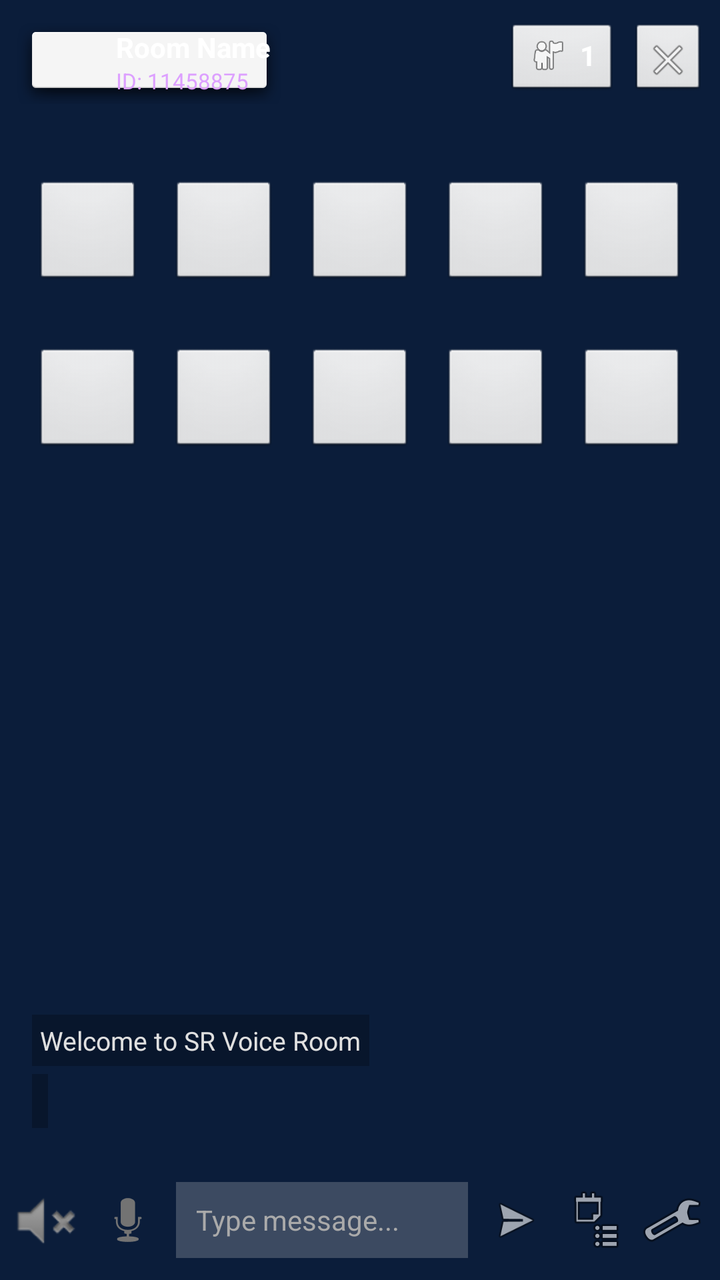
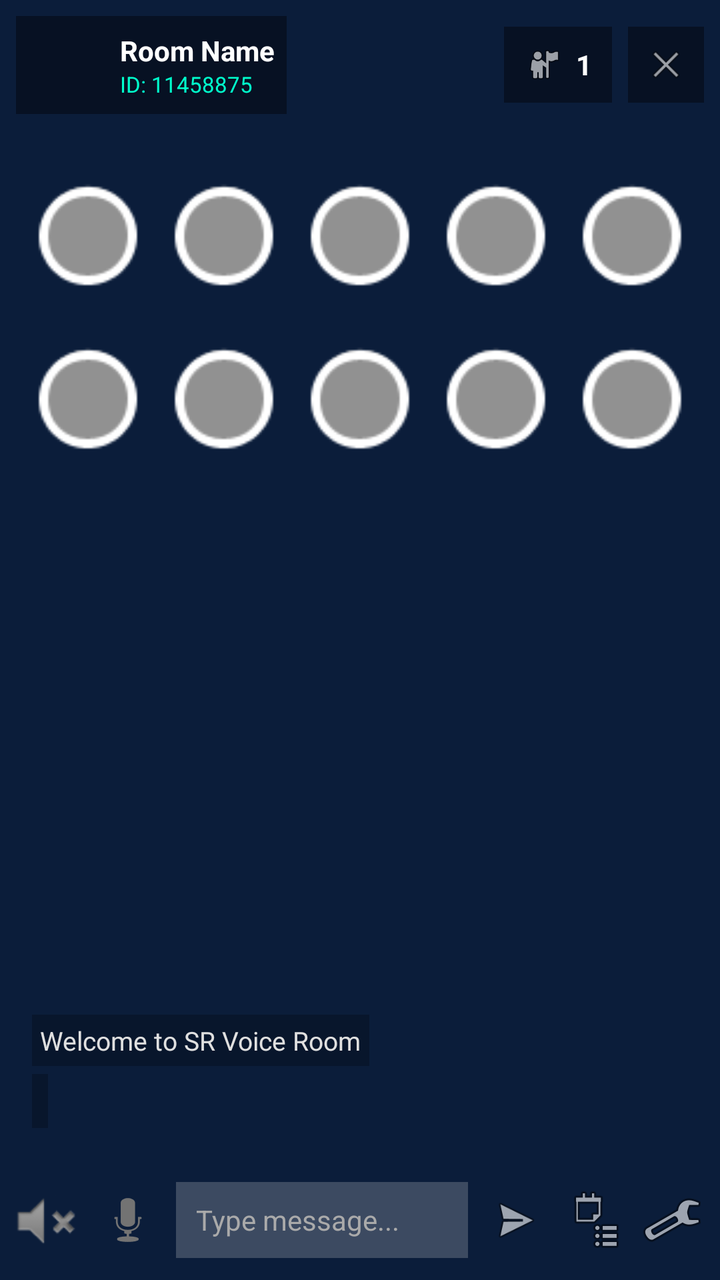

An Android layout rendered at two revisions. The XML below is the earlier revision; the diff shows what the commit changed to produce the second picture.
<!-- AndroidManifest.xml: application theme Theme.AppCompat.DayNight.NoActionBar -->
<!-- res/layout/activity_voice_room.xml -->
<?xml version="1.0" encoding="utf-8"?>
<RelativeLayout xmlns:android="http://schemas.android.com/apk/res/android"
    android:id="@+id/rootLayout"
    android:layout_width="match_parent"
    android:layout_height="match_parent"
    android:background="#0B1D3A">

    
    <RelativeLayout
        android:id="@+id/topHeader"
        android:layout_width="match_parent"
        android:layout_height="60dp"
        android:padding="8dp">

        <LinearLayout
            android:id="@+id/headerProfileLayout"
            android:layout_width="wrap_content"
            android:layout_height="wrap_content"
            android:layout_alignParentStart="true"
            android:layout_centerVertical="true"
            android:background="@android:drawable/dialog_holo_light_frame"
            android:clickable="true"
            android:focusable="true"
            android:gravity="center_vertical"
            android:orientation="horizontal"
            android:padding="6dp">

            <ImageView
                android:id="@+id/ivHeaderProfile"
                android:layout_width="36dp"
                android:layout_height="36dp"
                android:src="@android:drawable/sym_def_app_icon" />

            <LinearLayout
                android:layout_width="wrap_content"
                android:layout_height="wrap_content"
                android:layout_marginStart="8dp"
                android:orientation="vertical">

                <TextView
                    android:id="@+id/tvRoomName"
                    android:layout_width="wrap_content"
                    android:layout_height="wrap_content"
                    android:text="Room Name"
                    android:textColor="#FFFFFF"
                    android:textSize="14sp"
                    android:textStyle="bold" />

                <TextView
                    android:id="@+id/tvRoomIds"
                    android:layout_width="wrap_content"
                    android:layout_height="wrap_content"
                    android:text="ID: 11458875"
                    android:textColor="#DDA0FF"
                    android:textSize="11sp" />
            </LinearLayout>
        </LinearLayout>

        <LinearLayout
            android:layout_width="wrap_content"
            android:layout_height="wrap_content"
            android:layout_alignParentEnd="true"
            android:layout_centerVertical="true"
            android:orientation="horizontal">

            <LinearLayout
                android:id="@+id/ivOnlineMembers"
                android:layout_width="wrap_content"
                android:layout_height="36dp"
                android:background="@android:drawable/btn_default_small"
                android:clickable="true"
                android:focusable="true"
                android:gravity="center"
                android:paddingStart="10dp"
                android:paddingEnd="10dp">

                <ImageView
                    android:layout_width="20dp"
                    android:layout_height="20dp"
                    android:src="@android:drawable/ic_menu_myplaces" />

                <TextView
                    android:id="@+id/tvOnlineCount"
                    android:layout_width="wrap_content"
                    android:layout_height="wrap_content"
                    android:layout_marginStart="6dp"
                    android:text="1"
                    android:textColor="#FFFFFF"
                    android:textSize="14sp"
                    android:textStyle="bold" />
            </LinearLayout>

            <ImageView
                android:id="@+id/ivHomeSettings"
                android:layout_width="36dp"
                android:layout_height="36dp"
                android:layout_marginStart="8dp"
                android:background="@android:drawable/btn_default_small"
                android:clickable="true"
                android:focusable="true"
                android:padding="6dp"
                android:src="@android:drawable/ic_menu_close_clear_cancel" />
        </LinearLayout>
    </RelativeLayout>

    
    <LinearLayout
        android:id="@+id/seatsContainer"
        android:layout_width="match_parent"
        android:layout_height="wrap_content"
        android:layout_below="@id/topHeader"
        android:layout_marginTop="20dp"
        android:orientation="vertical"
        android:padding="10dp">

        
        <LinearLayout
            android:layout_width="match_parent"
            android:layout_height="wrap_content"
            android:gravity="center"
            android:orientation="horizontal">

            <LinearLayout android:layout_width="0dp" android:layout_height="wrap_content" android:layout_weight="1" android:gravity="center" android:orientation="vertical">
                <ImageView android:id="@+id/seat1" android:layout_width="54dp" android:layout_height="54dp" android:background="@android:drawable/btn_default" />
                <TextView android:id="@+id/tvName1" android:layout_width="wrap_content" android:layout_height="wrap_content" android:textColor="#FFFFFF" android:textSize="10sp" />
            </LinearLayout>

            <LinearLayout android:layout_width="0dp" android:layout_height="wrap_content" android:layout_weight="1" android:gravity="center" android:orientation="vertical">
                <ImageView android:id="@+id/seat2" android:layout_width="54dp" android:layout_height="54dp" android:background="@android:drawable/btn_default" />
                <TextView android:id="@+id/tvName2" android:layout_width="wrap_content" android:layout_height="wrap_content" android:textColor="#FFFFFF" android:textSize="10sp" />
            </LinearLayout>

            <LinearLayout android:layout_width="0dp" android:layout_height="wrap_content" android:layout_weight="1" android:gravity="center" android:orientation="vertical">
                <ImageView android:id="@+id/seat3" android:layout_width="54dp" android:layout_height="54dp" android:background="@android:drawable/btn_default" />
                <TextView android:id="@+id/tvName3" android:layout_width="wrap_content" android:layout_height="wrap_content" android:textColor="#FFFFFF" android:textSize="10sp" />
            </LinearLayout>

            <LinearLayout android:layout_width="0dp" android:layout_height="wrap_content" android:layout_weight="1" android:gravity="center" android:orientation="vertical">
                <ImageView android:id="@+id/seat4" android:layout_width="54dp" android:layout_height="54dp" android:background="@android:drawable/btn_default" />
                <TextView android:id="@+id/tvName4" android:layout_width="wrap_content" android:layout_height="wrap_content" android:textColor="#FFFFFF" android:textSize="10sp" />
            </LinearLayout>

            <LinearLayout android:layout_width="0dp" android:layout_height="wrap_content" android:layout_weight="1" android:gravity="center" android:orientation="vertical">
                <ImageView android:id="@+id/seat5" android:layout_width="54dp" android:layout_height="54dp" android:background="@android:drawable/btn_default" />
                <TextView android:id="@+id/tvName5" android:layout_width="wrap_content" android:layout_height="wrap_content" android:textColor="#FFFFFF" android:textSize="10sp" />
            </LinearLayout>
        </LinearLayout>

        
        <LinearLayout
            android:layout_width="match_parent"
            android:layout_height="wrap_content"
            android:layout_marginTop="16dp"
            android:gravity="center"
            android:orientation="horizontal">

            <LinearLayout android:layout_width="0dp" android:layout_height="wrap_content" android:layout_weight="1" android:gravity="center" android:orientation="vertical">
                <ImageView android:id="@+id/seat6" android:layout_width="54dp" android:layout_height="54dp" android:background="@android:drawable/btn_default" />
                <TextView android:id="@+id/tvName6" android:layout_width="wrap_content" android:layout_height="wrap_content" android:textColor="#FFFFFF" android:textSize="10sp" />
            </LinearLayout>

            <LinearLayout android:layout_width="0dp" android:layout_height="wrap_content" android:layout_weight="1" android:gravity="center" android:orientation="vertical">
                <ImageView android:id="@+id/seat7" android:layout_width="54dp" android:layout_height="54dp" android:background="@android:drawable/btn_default" />
                <TextView android:id="@+id/tvName7" android:layout_width="wrap_content" android:layout_height="wrap_content" android:textColor="#FFFFFF" android:textSize="10sp" />
            </LinearLayout>

            <LinearLayout android:layout_width="0dp" android:layout_height="wrap_content" android:layout_weight="1" android:gravity="center" android:orientation="vertical">
                <ImageView android:id="@+id/seat8" android:layout_width="54dp" android:layout_height="54dp" android:background="@android:drawable/btn_default" />
                <TextView android:id="@+id/tvName8" android:layout_width="wrap_content" android:layout_height="wrap_content" android:textColor="#FFFFFF" android:textSize="10sp" />
            </LinearLayout>

            <LinearLayout android:layout_width="0dp" android:layout_height="wrap_content" android:layout_weight="1" android:gravity="center" android:orientation="vertical">
                <ImageView android:id="@+id/seat9" android:layout_width="54dp" android:layout_height="54dp" android:background="@android:drawable/btn_default" />
                <TextView android:id="@+id/tvName9" android:layout_width="wrap_content" android:layout_height="wrap_content" android:textColor="#FFFFFF" android:textSize="10sp" />
            </LinearLayout>

            <LinearLayout android:layout_width="0dp" android:layout_height="wrap_content" android:layout_weight="1" android:gravity="center" android:orientation="vertical">
                <ImageView android:id="@+id/seat10" android:layout_width="54dp" android:layout_height="54dp" android:background="@android:drawable/btn_default" />
                <TextView android:id="@+id/tvName10" android:layout_width="wrap_content" android:layout_height="wrap_content" android:textColor="#FFFFFF" android:textSize="10sp" />
            </LinearLayout>
        </LinearLayout>
    </LinearLayout>

    
    <LinearLayout
        android:id="@+id/chatAreaLayout"
        android:layout_width="match_parent"
        android:layout_height="wrap_content"
        android:layout_above="@id/bottomBar"
        android:layout_below="@id/seatsContainer"
        android:gravity="bottom"
        android:orientation="vertical"
        android:padding="16dp">

        <TextView
            android:id="@+id/tvChat1"
            android:layout_width="wrap_content"
            android:layout_height="wrap_content"
            android:background="#40000000"
            android:padding="4dp"
            android:text="Welcome to SR Voice Room"
            android:textColor="#E0E0E0"
            android:textSize="13sp" />

        <TextView
            android:id="@+id/tvChat2"
            android:layout_width="wrap_content"
            android:layout_height="wrap_content"
            android:layout_marginTop="4dp"
            android:background="#40000000"
            android:padding="4dp"
            android:textColor="#00FFCC"
            android:textSize="14sp"
            android:textStyle="bold" />
    </LinearLayout>

    
    <LinearLayout
        android:id="@+id/bottomBar"
        android:layout_width="match_parent"
        android:layout_height="60dp"
        android:layout_alignParentBottom="true"
        android:gravity="center_vertical"
        android:orientation="horizontal"
        android:paddingStart="8dp"
        android:paddingEnd="8dp">

        <ImageView
            android:id="@+id/ivMute"
            android:layout_width="32dp"
            android:layout_height="32dp"
            android:src="@android:drawable/ic_lock_silent_mode" />

        <ImageView
            android:id="@+id/ivMic"
            android:layout_width="32dp"
            android:layout_height="32dp"
            android:layout_marginStart="8dp"
            android:src="@android:drawable/ic_btn_speak_now" />

        <EditText
            android:id="@+id/etChatInput"
            android:layout_width="0dp"
            android:layout_height="38dp"
            android:layout_marginStart="8dp"
            android:layout_weight="1"
            android:background="#33FFFFFF"
            android:hint="Type message..."
            android:paddingStart="10dp"
            android:paddingEnd="10dp"
            android:textColor="#FFFFFF"
            android:textColorHint="#AAAAAA"
            android:textSize="14sp" />

        <ImageView
            android:id="@+id/ivSendChat"
            android:layout_width="36dp"
            android:layout_height="36dp"
            android:layout_marginStart="6dp"
            android:padding="4dp"
            android:src="@android:drawable/ic_menu_send" />

        <ImageView
            android:id="@+id/ivGift"
            android:layout_width="32dp"
            android:layout_height="32dp"
            android:layout_marginStart="6dp"
            android:src="@android:drawable/ic_menu_agenda" />

        <ImageView
            android:id="@+id/ivGames"
            android:layout_width="32dp"
            android:layout_height="32dp"
            android:layout_marginStart="6dp"
            android:src="@android:drawable/ic_menu_manage" />
    </LinearLayout>

</RelativeLayout>
<!-- resources referenced by this layout -->
<resources>

</resources>

<!-- the commit's change to res/layout/activity_voice_room.xml (unified diff, before → after) -->
@@ -9,7 +9,7 @@
     <RelativeLayout
         android:id="@+id/topHeader"
         android:layout_width="match_parent"
-        android:layout_height="60dp"
+        android:layout_height="65dp"
         android:padding="8dp">
 
         <LinearLayout
@@ -18,7 +18,7 @@
             android:layout_height="wrap_content"
             android:layout_alignParentStart="true"
             android:layout_centerVertical="true"
-            android:background="@android:drawable/dialog_holo_light_frame"
+            android:background="#66000000"
             android:clickable="true"
             android:focusable="true"
             android:gravity="center_vertical"
@@ -27,8 +27,9 @@
 
             <ImageView
                 android:id="@+id/ivHeaderProfile"
-                android:layout_width="36dp"
-                android:layout_height="36dp"
+                android:layout_width="38dp"
+                android:layout_height="38dp"
+                android:scaleType="centerCrop"
                 android:src="@android:drawable/sym_def_app_icon" />
 
             <LinearLayout
@@ -51,7 +52,7 @@
                     android:layout_width="wrap_content"
                     android:layout_height="wrap_content"
                     android:text="ID: 11458875"
-                    android:textColor="#DDA0FF"
+                    android:textColor="#00FFCC"
                     android:textSize="11sp" />
             </LinearLayout>
         </LinearLayout>
@@ -66,8 +67,8 @@
             <LinearLayout
                 android:id="@+id/ivOnlineMembers"
                 android:layout_width="wrap_content"
-                android:layout_height="36dp"
-                android:background="@android:drawable/btn_default_small"
+                android:layout_height="38dp"
+                android:background="#66000000"
                 android:clickable="true"
                 android:focusable="true"
                 android:gravity="center"
@@ -92,13 +93,13 @@
 
             <ImageView
                 android:id="@+id/ivHomeSettings"
-                android:layout_width="36dp"
-                android:layout_height="36dp"
+                android:layout_width="38dp"
+                android:layout_height="38dp"
                 android:layout_marginStart="8dp"
-                android:background="@android:drawable/btn_default_small"
+                android:background="#66000000"
                 android:clickable="true"
                 android:focusable="true"
-                android:padding="6dp"
+                android:padding="8dp"
                 android:src="@android:drawable/ic_menu_close_clear_cancel" />
         </LinearLayout>
     </RelativeLayout>
@@ -109,7 +110,7 @@
         android:layout_width="match_parent"
         android:layout_height="wrap_content"
         android:layout_below="@id/topHeader"
-        android:layout_marginTop="20dp"
+        android:layout_marginTop="15dp"
         android:orientation="vertical"
         android:padding="10dp">
 
@@ -121,27 +122,27 @@
             android:orientation="horizontal">
 
             <LinearLayout android:layout_width="0dp" android:layout_height="wrap_content" android:layout_weight="1" android:gravity="center" android:orientation="vertical">
-                <ImageView android:id="@+id/seat1" android:layout_width="54dp" android:layout_height="54dp" android:background="@android:drawable/btn_default" />
+                <ImageView android:id="@+id/seat1" android:layout_width="56dp" android:layout_height="56dp" android:background="@android:drawable/presence_invisible" android:scaleType="centerCrop" />
                 <TextView android:id="@+id/tvName1" android:layout_width="wrap_content" android:layout_height="wrap_content" android:textColor="#FFFFFF" android:textSize="10sp" />
             </LinearLayout>
 
             <LinearLayout android:layout_width="0dp" android:layout_height="wrap_content" android:layout_weight="1" android:gravity="center" android:orientation="vertical">
-                <ImageView android:id="@+id/seat2" android:layout_width="54dp" android:layout_height="54dp" android:background="@android:drawable/btn_default" />
+                <ImageView android:id="@+id/seat2" android:layout_width="56dp" android:layout_height="56dp" android:background="@android:drawable/presence_invisible" android:scaleType="centerCrop" />
                 <TextView android:id="@+id/tvName2" android:layout_width="wrap_content" android:layout_height="wrap_content" android:textColor="#FFFFFF" android:textSize="10sp" />
             </LinearLayout>
 
             <LinearLayout android:layout_width="0dp" android:layout_height="wrap_content" android:layout_weight="1" android:gravity="center" android:orientation="vertical">
-                <ImageView android:id="@+id/seat3" android:layout_width="54dp" android:layout_height="54dp" android:background="@android:drawable/btn_default" />
+                <ImageView android:id="@+id/seat3" android:layout_width="56dp" android:layout_height="56dp" android:background="@android:drawable/presence_invisible" android:scaleType="centerCrop" />
                 <TextView android:id="@+id/tvName3" android:layout_width="wrap_content" android:layout_height="wrap_content" android:textColor="#FFFFFF" android:textSize="10sp" />
             </LinearLayout>
 
             <LinearLayout android:layout_width="0dp" android:layout_height="wrap_content" android:layout_weight="1" android:gravity="center" android:orientation="vertical">
-                <ImageView android:id="@+id/seat4" android:layout_width="54dp" android:layout_height="54dp" android:background="@android:drawable/btn_default" />
+                <ImageView android:id="@+id/seat4" android:layout_width="56dp" android:layout_height="56dp" android:background="@android:drawable/presence_invisible" android:scaleType="centerCrop" />
                 <TextView android:id="@+id/tvName4" android:layout_width="wrap_content" android:layout_height="wrap_content" android:textColor="#FFFFFF" android:textSize="10sp" />
             </LinearLayout>
 
             <LinearLayout android:layout_width="0dp" android:layout_height="wrap_content" android:layout_weight="1" android:gravity="center" android:orientation="vertical">
-                <ImageView android:id="@+id/seat5" android:layout_width="54dp" android:layout_height="54dp" android:background="@android:drawable/btn_default" />
+                <ImageView android:id="@+id/seat5" android:layout_width="56dp" android:layout_height="56dp" android:background="@android:drawable/presence_invisible" android:scaleType="centerCrop" />
                 <TextView android:id="@+id/tvName5" android:layout_width="wrap_content" android:layout_height="wrap_content" android:textColor="#FFFFFF" android:textSize="10sp" />
             </LinearLayout>
         </LinearLayout>
@@ -150,32 +151,32 @@
         <LinearLayout
             android:layout_width="match_parent"
             android:layout_height="wrap_content"
-            android:layout_marginTop="16dp"
+            android:layout_marginTop="12dp"
             android:gravity="center"
             android:orientation="horizontal">
 
             <LinearLayout android:layout_width="0dp" android:layout_height="wrap_content" android:layout_weight="1" android:gravity="center" android:orientation="vertical">
-                <ImageView android:id="@+id/seat6" android:layout_width="54dp" android:layout_height="54dp" android:background="@android:drawable/btn_default" />
+                <ImageView android:id="@+id/seat6" android:layout_width="56dp" android:layout_height="56dp" android:background="@android:drawable/presence_invisible" android:scaleType="centerCrop" />
                 <TextView android:id="@+id/tvName6" android:layout_width="wrap_content" android:layout_height="wrap_content" android:textColor="#FFFFFF" android:textSize="10sp" />
             </LinearLayout>
 
             <LinearLayout android:layout_width="0dp" android:layout_height="wrap_content" android:layout_weight="1" android:gravity="center" android:orientation="vertical">
-                <ImageView android:id="@+id/seat7" android:layout_width="54dp" android:layout_height="54dp" android:background="@android:drawable/btn_default" />
+                <ImageView android:id="@+id/seat7" android:layout_width="56dp" android:layout_height="56dp" android:background="@android:drawable/presence_invisible" android:scaleType="centerCrop" />
                 <TextView android:id="@+id/tvName7" android:layout_width="wrap_content" android:layout_height="wrap_content" android:textColor="#FFFFFF" android:textSize="10sp" />
             </LinearLayout>
 
             <LinearLayout android:layout_width="0dp" android:layout_height="wrap_content" android:layout_weight="1" android:gravity="center" android:orientation="vertical">
-                <ImageView android:id="@+id/seat8" android:layout_width="54dp" android:layout_height="54dp" android:background="@android:drawable/btn_default" />
+                <ImageView android:id="@+id/seat8" android:layout_width="56dp" android:layout_height="56dp" android:background="@android:drawable/presence_invisible" android:scaleType="centerCrop" />
                 <TextView android:id="@+id/tvName8" android:layout_width="wrap_content" android:layout_height="wrap_content" android:textColor="#FFFFFF" android:textSize="10sp" />
             </LinearLayout>
 
             <LinearLayout android:layout_width="0dp" android:layout_height="wrap_content" android:layout_weight="1" android:gravity="center" android:orientation="vertical">
-                <ImageView android:id="@+id/seat9" android:layout_width="54dp" android:layout_height="54dp" android:background="@android:drawable/btn_default" />
+                <ImageView android:id="@+id/seat9" android:layout_width="56dp" android:layout_height="56dp" android:background="@android:drawable/presence_invisible" android:scaleType="centerCrop" />
                 <TextView android:id="@+id/tvName9" android:layout_width="wrap_content" android:layout_height="wrap_content" android:textColor="#FFFFFF" android:textSize="10sp" />
             </LinearLayout>
 
             <LinearLayout android:layout_width="0dp" android:layout_height="wrap_content" android:layout_weight="1" android:gravity="center" android:orientation="vertical">
-                <ImageView android:id="@+id/seat10" android:layout_width="54dp" android:layout_height="54dp" android:background="@android:drawable/btn_default" />
+                <ImageView android:id="@+id/seat10" android:layout_width="56dp" android:layout_height="56dp" android:background="@android:drawable/presence_invisible" android:scaleType="centerCrop" />
                 <TextView android:id="@+id/tvName10" android:layout_width="wrap_content" android:layout_height="wrap_content" android:textColor="#FFFFFF" android:textSize="10sp" />
             </LinearLayout>
         </LinearLayout>
